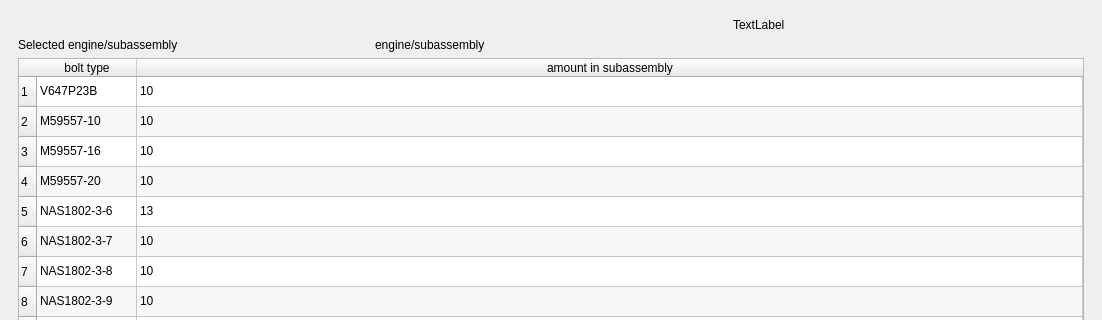
First picture: the form in main_window.ui, repository laurensthecomposer/SMR2, before the edit; both pictures show x 0 to 1102 and y 0 to 320 of the 1102 by 769 pixel window.
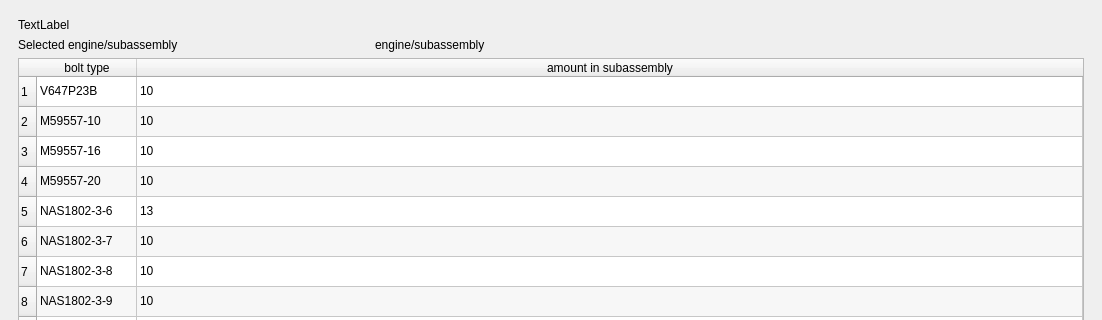
Second picture: the form after the edit. The open tabs and pages were chosen to show the change.

```diff
--- a/main_window.ui
+++ b/main_window.ui
@@ -223,13 +223,6 @@
       </widget>
       <widget class="QWidget" name="page_subassembly_overview">
        <layout class="QGridLayout" name="gridLayout_3">
-        <item row="0" column="2">
-         <widget class="QLabel" name="title_4">
-          <property name="text">
-           <string>TextLabel</string>
-          </property>
-         </widget>
-        </item>
         <item row="1" column="0">
          <widget class="QLabel" name="selected_title_2">
           <property name="text">
@@ -420,6 +413,13 @@
           </item>
          </widget>
         </item>
+        <item row="0" column="0" colspan="3">
+         <widget class="QLabel" name="title_4">
+          <property name="text">
+           <string>TextLabel</string>
+          </property>
+         </widget>
+        </item>
        </layout>
       </widget>
       <widget class="QWidget" name="page_machine">
```
Left out of the diff: 6 changed lines with no effect on the pictures.
